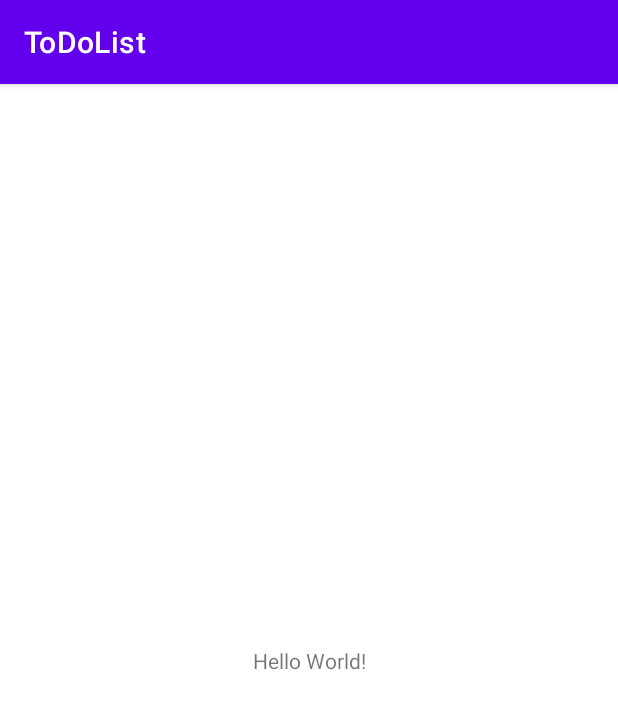
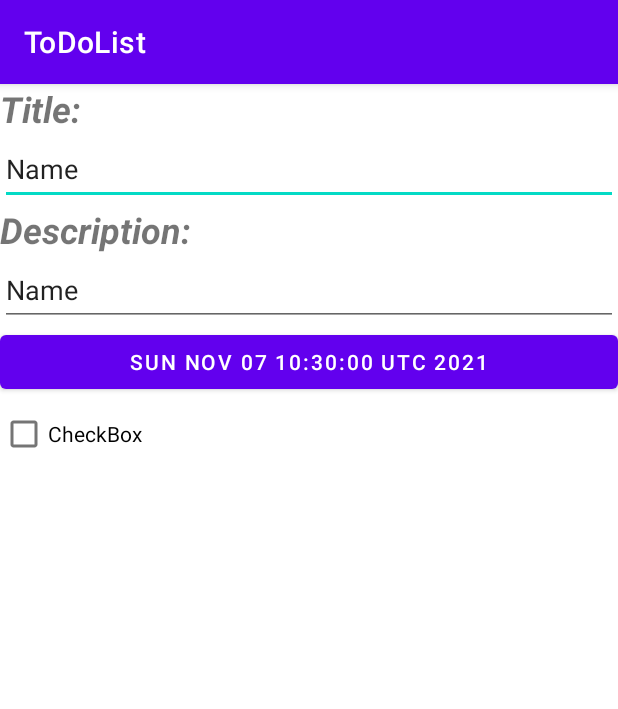
Before and after one commit to EshraqAlmalki/ToDoList, an Android app: the screen it shows after launch (MainActivity), on a phone screen of 412 x 824 dp. Shown: the top 709 px of the screen. Run offline under Robolectric (Android 15) with nearby library versions, the phone set to English and light mode, and no system bars; our stand-ins replace Room's generated code.

Commit message:
to be continued

```diff
--- a/app/build.gradle
+++ b/app/build.gradle
@@ -39,6 +39,7 @@ dependencies {
     implementation 'androidx.appcompat:appcompat:1.3.1'
     implementation 'com.google.android.material:material:1.4.0'
     implementation 'androidx.constraintlayout:constraintlayout:2.1.1'
+    implementation 'androidx.legacy:legacy-support-v4:1.0.0'
     testImplementation 'junit:junit:4.+'
     androidTestImplementation 'androidx.test.ext:junit:1.1.3'
     androidTestImplementation 'androidx.test.espresso:espresso-core:3.4.0'
--- a/app/src/main/java/com/example/todolist/MainActivity.kt
+++ b/app/src/main/java/com/example/todolist/MainActivity.kt
@@ -2,10 +2,25 @@ package com.example.todolist
 
 import androidx.appcompat.app.AppCompatActivity
 import android.os.Bundle
+import com.example.todolist.ToDoListFragment.ToDoListFragment
 
 class MainActivity : AppCompatActivity() {
     override fun onCreate(savedInstanceState: Bundle?) {
         super.onCreate(savedInstanceState)
         setContentView(R.layout.activity_main)
+
+        val currentFragment=supportFragmentManager
+            .findFragmentById(R.id.fragment_container)
+        if(currentFragment==null){
+            val fragment= ToDoListFragment()
+
+            supportFragmentManager
+                .beginTransaction()
+                .add(R.id.fragment_container,fragment)
+                .commit()
+        }
+
+
+
     }
 }
--- /dev/null
+++ b/app/src/main/java/com/example/todolist/ToDoFragment/ToDoFragment.kt
@@ -0,0 +1,86 @@
+package com.example.todolist.ToDoFragment
+
+import android.os.Bundle
+import androidx.fragment.app.Fragment
+import android.view.LayoutInflater
+import android.view.View
+import android.view.ViewGroup
+import android.widget.Button
+import android.widget.CheckBox
+import android.widget.EditText
+import androidx.lifecycle.ViewModelProvider
+import com.example.todolist.DatePickerDialogFragment
+import com.example.todolist.R
+import com.example.todolist.dateBase.ToDo
+import java.util.*
+
+const val TODO_DATE_KYE="todo-date"
+class ToDoFragment : Fragment() , DatePickerDialogFragment.datePickerCallBack{
+
+    private lateinit var titleEditText:EditText
+    private lateinit var decEditText: EditText
+    private lateinit var dateBtn:Button
+    private lateinit var doneCheckBox: CheckBox
+
+    private var todo = ToDo()
+
+    private val fragmentViewModel by lazy { ViewModelProvider(this).get(ToDoFragmentViewModel::class.java) }
+
+
+    override fun onCreateView(
+        inflater: LayoutInflater, container: ViewGroup?,
+        savedInstanceState: Bundle?
+    ): View? {
+
+        val view= inflater.inflate(
+            R.layout.fragment_to_do,
+            container,
+            false)
+
+        titleEditText=view.findViewById(R.id.to_do_title)
+        decEditText=view.findViewById(R.id.to_do_des)
+        dateBtn=view.findViewById(R.id.data_btn)
+        doneCheckBox=view.findViewById(R.id.done_check)
+
+
+
+        dateBtn.apply {
+            text= todo.date.toString()
+        }
+
+        return view
+
+    }
+
+    override fun onStart() {
+        super.onStart()
+
+        dateBtn.setOnClickListener {
+            val args= Bundle()
+            args.putSerializable(TODO_DATE_KYE,todo.date)
+
+            val datePicker=  DatePickerDialogFragment()
+            datePicker.arguments=args
+            datePicker.setTargetFragment(this,0)
+            datePicker.show(this.parentFragmentManager,"date picker")
+
+        }
+
+        doneCheckBox.setOnCheckedChangeListener { _ , isChecked ->
+            todo.done=isChecked
+        }
+    }
+
+    override fun onStop() {
+        super.onStop()
+        fragmentViewModel.saveUpdate(todo)
+    }
+
+    override fun onDateSelected(date: Date) {
+        todo.date=date
+        dateBtn.text=date.toString()
+
+    }
+
+
+}
--- a/app/src/main/java/com/example/todolist/dateBase/ToDo.kt
+++ b/app/src/main/java/com/example/todolist/dateBase/ToDo.kt
@@ -10,6 +10,7 @@ data class ToDo(
     var title:String="",
     var description:String="",
     var date: Date =Date(),
-    var done:Boolean=false
+    var done:Boolean=false,
+    var category: String=""
 
 )
--- a/app/src/main/java/com/example/todolist/dateBase/ToDoDateBase.kt
+++ b/app/src/main/java/com/example/todolist/dateBase/ToDoDateBase.kt
@@ -2,9 +2,11 @@ package com.example.todolist.dateBase
 
 import androidx.room.Database
 import androidx.room.RoomDatabase
+import androidx.room.TypeConverters
 
 
 @Database(entities = [ToDo::class],version = 1)
+@TypeConverters(ToDoTypeConverters::class)
 abstract class ToDoDateBase: RoomDatabase() {
     abstract fun todoDao():ToDoDao
 }
--- a/app/src/main/res/layout/activity_main.xml
+++ b/app/src/main/res/layout/activity_main.xml
@@ -1,18 +1,15 @@
 <?xml version="1.0" encoding="utf-8"?>
-<androidx.constraintlayout.widget.ConstraintLayout xmlns:android="http://schemas.android.com/apk/res/android"
+<LinearLayout xmlns:android="http://schemas.android.com/apk/res/android"
     xmlns:app="http://schemas.android.com/apk/res-auto"
     xmlns:tools="http://schemas.android.com/tools"
     android:layout_width="match_parent"
     android:layout_height="match_parent"
     tools:context=".MainActivity">
 
-    <TextView
+    <androidx.fragment.app.FragmentContainerView
+        android:id="@+id/fragment_container"
+        android:name="com.example.todolist.ToDoFragment.ToDoFragment"
         android:layout_width="wrap_content"
         android:layout_height="wrap_content"
-        android:text="Hello World!"
-        app:layout_constraintBottom_toBottomOf="parent"
-        app:layout_constraintLeft_toLeftOf="parent"
-        app:layout_constraintRight_toRightOf="parent"
-        app:layout_constraintTop_toTopOf="parent" />
-
-</androidx.constraintlayout.widget.ConstraintLayout>
+        android:layout_weight="1" />
+</LinearLayout>
--- /dev/null
+++ b/app/src/main/res/layout/fragment_to_do.xml
@@ -0,0 +1,55 @@
+<?xml version="1.0" encoding="utf-8"?>
+<LinearLayout xmlns:android="http://schemas.android.com/apk/res/android"
+    xmlns:app="http://schemas.android.com/apk/res-auto"
+    xmlns:tools="http://schemas.android.com/tools"
+    android:id="@+id/frameLayout"
+    android:layout_width="match_parent"
+    android:layout_height="match_parent"
+    android:orientation="vertical"
+    tools:context=".ToDoFragment.ToDoFragment" >
+
+    <TextView
+        android:layout_width="match_parent"
+        android:layout_height="wrap_content"
+        android:text="Title:"
+        android:textSize="24sp"
+        android:textStyle="bold|italic" />
+
+    <EditText
+        android:id="@+id/to_do_title"
+        android:layout_width="match_parent"
+        android:layout_height="wrap_content"
+        android:ems="10"
+        android:inputType="textPersonName"
+        android:minHeight="48dp"
+        android:text="Name" />
+
+    <TextView
+        android:id="@+id/textView5"
+        android:layout_width="match_parent"
+        android:layout_height="wrap_content"
+        android:text="Description:"
+        android:textSize="24sp"
+        android:textStyle="bold|italic" />
+
+    <EditText
+        android:id="@+id/to_do_des"
+        android:layout_width="match_parent"
+        android:layout_height="wrap_content"
+        android:ems="10"
+        android:inputType="textPersonName"
+        android:minHeight="48dp"
+        android:text="Name" />
+
+    <Button
+        android:id="@+id/data_btn"
+        android:layout_width="match_parent"
+        android:layout_height="wrap_content"
+        android:text="Button" />
+
+    <CheckBox
+        android:id="@+id/done_check"
+        android:layout_width="match_parent"
+        android:layout_height="wrap_content"
+        android:text="CheckBox" />
+</LinearLayout>
--- a/app/src/main/res/values/strings.xml
+++ b/app/src/main/res/values/strings.xml
@@ -1,3 +1,5 @@
 <resources>
     <string name="app_name">ToDoList</string>
+    <!-- TODO: Remove or change this placeholder text -->
+    <string name="hello_blank_fragment">Hello blank fragment</string>
 </resources>
```
Also changed, not shown: app/src/main/java/com/example/todolist/DatePickerDialogFragment.kt (added, +37 -0 lines), app/src/main/java/com/example/todolist/ToDoFragment/ToDoFragmentViewModel.kt (added, +28 -0 lines), app/src/main/java/com/example/todolist/ToDoListFragment/ToDoListFragment.kt (added, +115 -0 lines), app/src/main/java/com/example/todolist/ToDoListFragment/ToDoListViewModel.kt (added, +16 -0 lines), app/src/main/res/layout/fragment_to_do_list.xml (added, +18 -0 lines), app/src/main/res/layout/list_item_todo.xml (added, +69 -0 lines).
